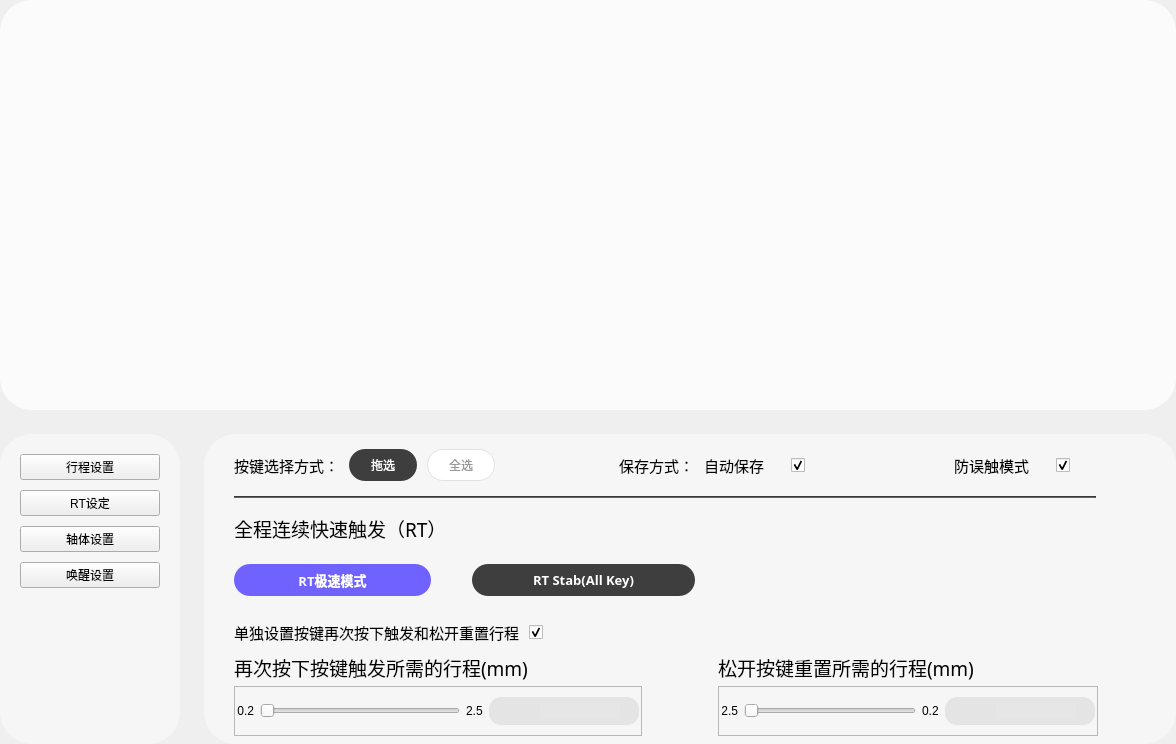
Old version of the form FrameMagic.ui in the repository wlffeng2008/AkkoStudio.
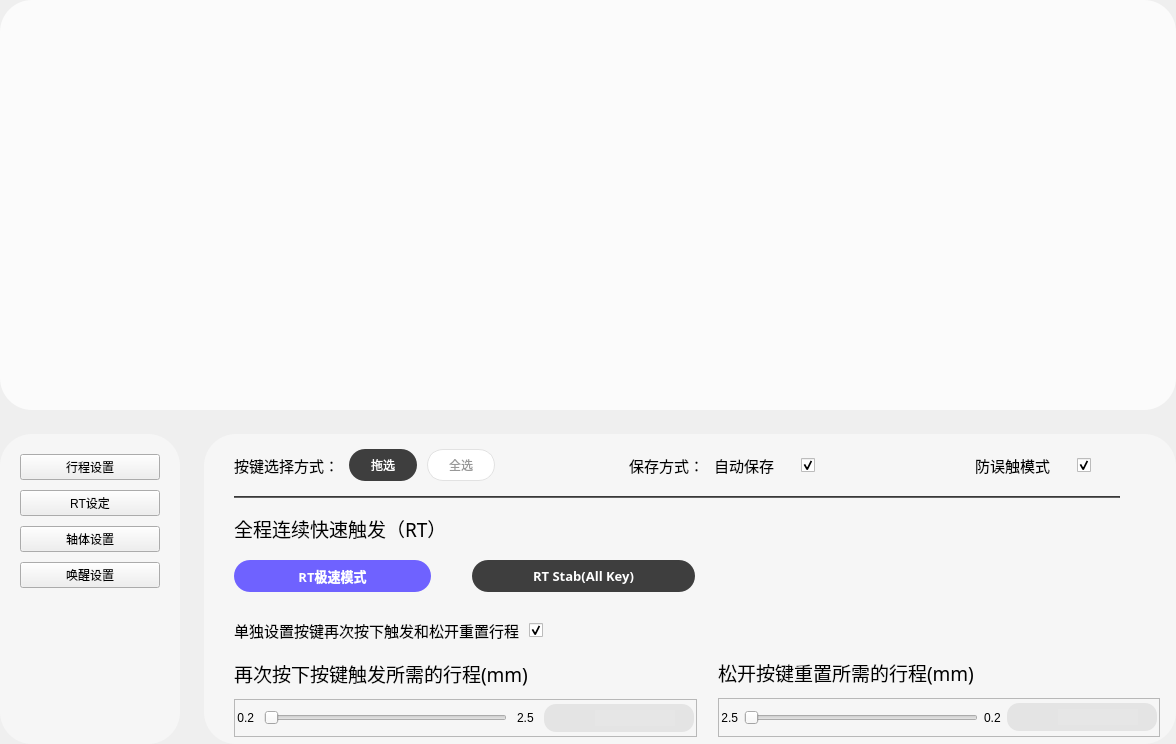
New version of the form. The open tabs and pages were chosen to show the change. Icons and pictures are not drawn. Custom widgets are drawn as their Qt base class.

```diff
--- a/FrameMagic.ui
+++ b/FrameMagic.ui
@@ -432,7 +432,7 @@
               <rect>
                <x>30</x>
                <y>62</y>
-               <width>862</width>
+               <width>886</width>
                <height>2</height>
               </rect>
              </property>
@@ -447,7 +447,7 @@
              <property name="geometry">
               <rect>
                <x>268</x>
-               <y>130</y>
+               <y>126</y>
                <width>223</width>
                <height>32</height>
               </rect>
@@ -494,8 +494,8 @@
              <property name="geometry">
               <rect>
                <x>30</x>
-               <y>184</y>
-               <width>849</width>
+               <y>182</y>
+               <width>927</width>
                <height>29</height>
               </rect>
              </property>
@@ -556,372 +556,12 @@
               </item>
              </layout>
             </widget>
-            <widget class="QLabel" name="label_6">
-             <property name="geometry">
-              <rect>
-               <x>30</x>
-               <y>220</y>
-               <width>443</width>
-               <height>27</height>
-              </rect>
-             </property>
-             <property name="font">
-              <font>
-               <family>MiSans</family>
-               <pointsize>14</pointsize>
-               <bold>false</bold>
-              </font>
-             </property>
-             <property name="text">
-              <string>再次按下按键触发所需的行程(mm)</string>
-             </property>
-             <property name="alignment">
-              <set>Qt::AlignmentFlag::AlignLeading|Qt::AlignmentFlag::AlignLeft|Qt::AlignmentFlag::AlignVCenter</set>
-             </property>
-            </widget>
-            <widget class="QLabel" name="labelRelease">
-             <property name="geometry">
-              <rect>
-               <x>514</x>
-               <y>220</y>
-               <width>380</width>
-               <height>27</height>
-              </rect>
-             </property>
-             <property name="font">
-              <font>
-               <family>MiSans</family>
-               <pointsize>14</pointsize>
-               <bold>false</bold>
-              </font>
-             </property>
-             <property name="text">
-              <string>松开按键重置所需的行程(mm)</string>
-             </property>
-             <property name="alignment">
-              <set>Qt::AlignmentFlag::AlignLeading|Qt::AlignmentFlag::AlignLeft|Qt::AlignmentFlag::AlignVCenter</set>
-             </property>
-            </widget>
-            <widget class="QFrame" name="frame_8">
-             <property name="geometry">
-              <rect>
-               <x>30</x>
-               <y>252</y>
-               <width>408</width>
-               <height>50</height>
-              </rect>
-             </property>
-             <property name="frameShape">
-              <enum>QFrame::Shape::StyledPanel</enum>
-             </property>
-             <property name="frameShadow">
-              <enum>QFrame::Shadow::Raised</enum>
-             </property>
-             <layout class="QHBoxLayout" name="horizontalLayout_7">
-              <property name="leftMargin">
-               <number>2</number>
-              </property>
-              <property name="topMargin">
-               <number>2</number>
-              </property>
-              <property name="rightMargin">
-               <number>2</number>
-              </property>
-              <property name="bottomMargin">
-               <number>2</number>
-              </property>
-              <item>
-               <widget class="QLabel" name="label_8">
-                <property name="text">
-                 <string>0.2</string>
-                </property>
-                <property name="alignment">
-                 <set>Qt::AlignmentFlag::AlignRight|Qt::AlignmentFlag::AlignTrailing|Qt::AlignmentFlag::AlignVCenter</set>
-                </property>
-               </widget>
-              </item>
-              <item>
-               <widget class="QSlider" name="horizontalSlider1">
-                <property name="minimum">
-                 <number>200</number>
-                </property>
-                <property name="maximum">
-                 <number>2500</number>
-                </property>
-                <property name="orientation">
-                 <enum>Qt::Orientation::Horizontal</enum>
-                </property>
-               </widget>
-              </item>
-              <item>
-               <widget class="QLabel" name="label_9">
-                <property name="text">
-                 <string>2.5</string>
-                </property>
-               </widget>
-              </item>
-              <item>
-               <widget class="QFrame" name="frame_7">
-                <property name="maximumSize">
-                 <size>
-                  <width>150</width>
-                  <height>28</height>
-                 </size>
-                </property>
-                <property name="styleSheet">
-                 <string notr="true">QFrame{background-color: #E4E4E4;border-radius:12px;}
-
-</string>
-                </property>
-                <property name="frameShape">
-                 <enum>QFrame::Shape::StyledPanel</enum>
-                </property>
-                <property name="frameShadow">
-                 <enum>QFrame::Shadow::Raised</enum>
-                </property>
-                <layout class="QHBoxLayout" name="horizontalLayout_6">
-                 <property name="leftMargin">
-                  <number>5</number>
-                 </property>
-                 <property name="topMargin">
-                  <number>2</number>
-                 </property>
-                 <property name="rightMargin">
-                  <number>5</number>
-                 </property>
-                 <property name="bottomMargin">
-                  <number>2</number>
-                 </property>
-                 <item>
-                  <widget class="QPushButton" name="pushButtonM1">
-                   <property name="maximumSize">
-                    <size>
-                     <width>16777215</width>
-                     <height>16777215</height>
-                    </size>
-                   </property>
-                   <property name="text">
-                    <string/>
-                   </property>
-                   <property name="icon">
-                    <iconset>
-                     <normaloff>:/images/rt/minus-normal.png</normaloff>:/images/rt/minus-normal.png</iconset>
-                   </property>
-                   <property name="flat">
-                    <bool>true</bool>
-                   </property>
-                  </widget>
-                 </item>
-                 <item>
-                  <widget class="QLineEdit" name="lineEditValue1">
-                   <property name="minimumSize">
-                    <size>
-                     <width>80</width>
-                     <height>0</height>
-                    </size>
-                   </property>
-                   <property name="maximumSize">
-                    <size>
-                     <width>80</width>
-                     <height>16777215</height>
-                    </size>
-                   </property>
-                   <property name="styleSheet">
-                    <string notr="true">border:none;background-color:#E6E6E6;</string>
-                   </property>
-                   <property name="alignment">
-                    <set>Qt::AlignmentFlag::AlignCenter</set>
-                   </property>
-                  </widget>
-                 </item>
-                 <item>
-                  <widget class="QPushButton" name="pushButtonP1">
-                   <property name="maximumSize">
-                    <size>
-                     <width>16777215</width>
-                     <height>16777215</height>
-                    </size>
-                   </property>
-                   <property name="text">
-                    <string/>
-                   </property>
-                   <property name="icon">
-                    <iconset>
-                     <normaloff>:/images/rt/plug-normal.png</normaloff>:/images/rt/plug-normal.png</iconset>
-                   </property>
-                   <property name="flat">
-                    <bool>true</bool>
-                   </property>
-                  </widget>
-                 </item>
-                </layout>
-               </widget>
-              </item>
-             </layout>
-            </widget>
-            <widget class="QFrame" name="frameRelease">
-             <property name="geometry">
-              <rect>
-               <x>514</x>
-               <y>252</y>
-               <width>380</width>
-               <height>50</height>
-              </rect>
-             </property>
-             <property name="frameShape">
-              <enum>QFrame::Shape::StyledPanel</enum>
-             </property>
-             <property name="frameShadow">
-              <enum>QFrame::Shadow::Raised</enum>
-             </property>
-             <layout class="QHBoxLayout" name="horizontalLayout_8">
-              <property name="leftMargin">
-               <number>2</number>
-              </property>
-              <property name="topMargin">
-               <number>2</number>
-              </property>
-              <property name="rightMargin">
-               <number>2</number>
-              </property>
-              <property name="bottomMargin">
-               <number>2</number>
-              </property>
-              <item>
-               <widget class="QLabel" name="label_13">
-                <property name="text">
-                 <string>2.5</string>
-                </property>
-                <property name="alignment">
-                 <set>Qt::AlignmentFlag::AlignRight|Qt::AlignmentFlag::AlignTrailing|Qt::AlignmentFlag::AlignVCenter</set>
-                </property>
-               </widget>
-              </item>
-              <item>
-               <widget class="QSlider" name="horizontalSlider2">
-                <property name="minimum">
-                 <number>200</number>
-                </property>
-                <property name="maximum">
-                 <number>2500</number>
-                </property>
-                <property name="orientation">
-                 <enum>Qt::Orientation::Horizontal</enum>
-                </property>
-               </widget>
-              </item>
-              <item>
-               <widget class="QLabel" name="label_14">
-                <property name="text">
-                 <string>0.2</string>
-                </property>
-               </widget>
-              </item>
-              <item>
-               <widget class="QFrame" name="frame_10">
-                <property name="maximumSize">
-                 <size>
-                  <width>150</width>
-                  <height>28</height>
-                 </size>
-                </property>
-                <property name="styleSheet">
-                 <string notr="true">QFrame{background-color: #E4E4E4;border-radius:12px;}
-
-</string>
-                </property>
-                <property name="frameShape">
-                 <enum>QFrame::Shape::StyledPanel</enum>
-                </property>
-                <property name="frameShadow">
-                 <enum>QFrame::Shadow::Raised</enum>
-                </property>
-                <layout class="QHBoxLayout" name="horizontalLayout_9">
-                 <property name="leftMargin">
-                  <number>5</number>
-                 </property>
-                 <property name="topMargin">
-                  <number>2</number>
-                 </property>
-                 <property name="rightMargin">
-                  <number>5</number>
-                 </property>
-                 <property name="bottomMargin">
-                  <number>2</number>
-                 </property>
-                 <item>
-                  <widget class="QPushButton" name="pushButtonM2">
-                   <property name="maximumSize">
-                    <size>
-                     <width>16777215</width>
-                     <height>16777215</height>
-                    </size>
-                   </property>
-                   <property name="text">
-                    <string/>
-                   </property>
-                   <property name="icon">
-                    <iconset>
-                     <normaloff>:/images/rt/minus-normal.png</normaloff>:/images/rt/minus-normal.png</iconset>
-                   </property>
-                   <property name="flat">
-                    <bool>true</bool>
-                   </property>
-                  </widget>
-                 </item>
-                 <item>
-                  <widget class="QLineEdit" name="lineEditValue2">
-                   <property name="minimumSize">
-                    <size>
-                     <width>80</width>
-                     <height>0</height>
-                    </size>
-                   </property>
-                   <property name="maximumSize">
-                    <size>
-                     <width>80</width>
-                     <height>16777215</height>
-                    </size>
-                   </property>
-                   <property name="styleSheet">
-                    <string notr="true">border:none;background-color:#E6E6E6;</string>
-                   </property>
-                   <property name="alignment">
-                    <set>Qt::AlignmentFlag::AlignCenter</set>
-                   </property>
-                  </widget>
-                 </item>
-                 <item>
-                  <widget class="QPushButton" name="pushButtonP2">
-                   <property name="maximumSize">
-                    <size>
-                     <width>16777215</width>
-                     <height>16777215</height>
-                    </size>
-                   </property>
-                   <property name="text">
-                    <string/>
-                   </property>
-                   <property name="icon">
-                    <iconset>
-                     <normaloff>:/images/rt/plug-normal.png</normaloff>:/images/rt/plug-normal.png</iconset>
-                   </property>
-                   <property name="flat">
-                    <bool>true</bool>
-                   </property>
-                  </widget>
-                 </item>
-                </layout>
-               </widget>
-              </item>
-             </layout>
-            </widget>
             <widget class="QWidget" name="layoutWidget">
              <property name="geometry">
               <rect>
                <x>30</x>
                <y>12</y>
-               <width>862</width>
+               <width>883</width>
                <height>41</height>
               </rect>
              </property>
@@ -1261,7 +901,7 @@
              <property name="geometry">
               <rect>
                <x>30</x>
-               <y>130</y>
+               <y>126</y>
                <width>197</width>
                <height>32</height>
               </rect>
@@ -1329,6 +969,369 @@
               <bool>false</bool>
              </property>
             </widget>
+            <widget class="QWidget" name="">
+             <property name="geometry">
+              <rect>
+               <x>30</x>
+               <y>220</y>
+               <width>463</width>
+               <height>83</height>
+              </rect>
+             </property>
+             <layout class="QVBoxLayout" name="verticalLayout_12">
+              <item>
+               <widget class="QLabel" name="label_6">
+                <property name="font">
+                 <font>
+                  <family>MiSans</family>
+                  <pointsize>14</pointsize>
+                  <bold>false</bold>
+                 </font>
+                </property>
+                <property name="text">
+                 <string>再次按下按键触发所需的行程(mm)</string>
+                </property>
+                <property name="alignment">
+                 <set>Qt::AlignmentFlag::AlignLeading|Qt::AlignmentFlag::AlignLeft|Qt::AlignmentFlag::AlignVCenter</set>
+                </property>
+               </widget>
+              </item>
+              <item>
+               <widget class="QFrame" name="frame_8">
+                <property name="frameShape">
+                 <enum>QFrame::Shape::StyledPanel</enum>
+                </property>
+                <property name="frameShadow">
+                 <enum>QFrame::Shadow::Raised</enum>
+                </property>
+                <layout class="QHBoxLayout" name="horizontalLayout_7">
+                 <property name="spacing">
+                  <number>10</number>
+                 </property>
+                 <property name="leftMargin">
+                  <number>2</number>
+                 </property>
+                 <property name="topMargin">
+                  <number>2</number>
+                 </property>
+                 <property name="rightMargin">
+                  <number>2</number>
+                 </property>
+                 <property name="bottomMargin">
+                  <number>2</number>
+                 </property>
+                 <item>
+                  <widget class="QLabel" name="label_8">
+                   <property name="text">
+                    <string>0.2</string>
+                   </property>
+                   <property name="alignment">
+                    <set>Qt::AlignmentFlag::AlignRight|Qt::AlignmentFlag::AlignTrailing|Qt::AlignmentFlag::AlignVCenter</set>
+                   </property>
+                  </widget>
+                 </item>
+                 <item>
+                  <widget class="QSlider" name="horizontalSlider1">
+                   <property name="minimum">
+                    <number>200</number>
+                   </property>
+                   <property name="maximum">
+                    <number>2500</number>
+                   </property>
+                   <property name="orientation">
+                    <enum>Qt::Orientation::Horizontal</enum>
+                   </property>
+                  </widget>
+                 </item>
+                 <item>
+                  <widget class="QLabel" name="label_9">
+                   <property name="text">
+                    <string>2.5</string>
+                   </property>
+                  </widget>
+                 </item>
+                 <item>
+                  <widget class="QFrame" name="frame_7">
+                   <property name="maximumSize">
+                    <size>
+                     <width>150</width>
+                     <height>28</height>
+                    </size>
+                   </property>
+                   <property name="styleSheet">
+                    <string notr="true">QFrame{background-color: #E4E4E4;border-radius:12px;}
+
+</string>
+                   </property>
+                   <property name="frameShape">
+                    <enum>QFrame::Shape::StyledPanel</enum>
+                   </property>
+                   <property name="frameShadow">
+                    <enum>QFrame::Shadow::Raised</enum>
+                   </property>
+                   <layout class="QHBoxLayout" name="horizontalLayout_6">
+                    <property name="leftMargin">
+                     <number>5</number>
+                    </property>
+                    <property name="topMargin">
+                     <number>2</number>
+                    </property>
+                    <property name="rightMargin">
+                     <number>5</number>
+                    </property>
+                    <property name="bottomMargin">
+                     <number>2</number>
+                    </property>
+                    <item>
+                     <widget class="QPushButton" name="pushButtonM1">
+                      <property name="maximumSize">
+                       <size>
+                        <width>16777215</width>
+                        <height>16777215</height>
+                       </size>
+                      </property>
+                      <property name="text">
+                       <string/>
+                      </property>
+                      <property name="icon">
+                       <iconset resource="res.qrc">
+                        <normaloff>:/images/rt/minus-normal.png</normaloff>:/images/rt/minus-normal.png</iconset>
+                      </property>
+                      <property name="flat">
+                       <bool>true</bool>
+                      </property>
+                     </widget>
+                    </item>
+                    <item>
+                     <widget class="QLineEdit" name="lineEditValue1">
+                      <property name="minimumSize">
+                       <size>
+                        <width>80</width>
+                        <height>0</height>
+                       </size>
+                      </property>
+                      <property name="maximumSize">
+                       <size>
+                        <width>80</width>
+                        <height>16777215</height>
+                       </size>
+                      </property>
+                      <property name="styleSheet">
+                       <string notr="true">border:none;background-color:#E6E6E6;</string>
+                      </property>
+                      <property name="alignment">
+                       <set>Qt::AlignmentFlag::AlignCenter</set>
+                      </property>
+                     </widget>
+                    </item>
+                    <item>
+                     <widget class="QPushButton" name="pushButtonP1">
+                      <property name="maximumSize">
+                       <size>
+                        <width>16777215</width>
+                        <height>16777215</height>
+                       </size>
+                      </property>
+                      <property name="text">
+                       <string/>
+                      </property>
+                      <property name="icon">
+                       <iconset resource="res.qrc">
+                        <normaloff>:/images/rt/plug-normal.png</normaloff>:/images/rt/plug-normal.png</iconset>
+                      </property>
+                      <property name="flat">
+                       <bool>true</bool>
+                      </property>
+                     </widget>
+                    </item>
+                   </layout>
+                  </widget>
+                 </item>
+                </layout>
+               </widget>
+              </item>
+             </layout>
+            </widget>
+            <widget class="QWidget" name="">
+             <property name="geometry">
+              <rect>
+               <x>514</x>
+               <y>218</y>
+               <width>442</width>
+               <height>85</height>
+              </rect>
+             </property>
+             <layout class="QVBoxLayout" name="verticalLayout_13">
+              <item>
+               <widget class="QLabel" name="labelRelease">
+                <property name="font">
+                 <font>
+                  <family>MiSans</family>
+                  <pointsize>14</pointsize>
+                  <bold>false</bold>
+                 </font>
+                </property>
+                <property name="text">
+                 <string>松开按键重置所需的行程(mm)</string>
+                </property>
+                <property name="alignment">
+                 <set>Qt::AlignmentFlag::AlignLeading|Qt::AlignmentFlag::AlignLeft|Qt::AlignmentFlag::AlignVCenter</set>
+                </property>
+               </widget>
+              </item>
+              <item>
+               <widget class="QFrame" name="frameRelease">
+                <property name="frameShape">
+                 <enum>QFrame::Shape::StyledPanel</enum>
+                </property>
+                <property name="frameShadow">
+                 <enum>QFrame::Shadow::Raised</enum>
+                </property>
+                <layout class="QHBoxLayout" name="horizontalLayout_8">
+                 <property name="leftMargin">
+                  <number>2</number>
+                 </property>
+                 <property name="topMargin">
+                  <number>2</number>
+                 </property>
+                 <property name="rightMargin">
+                  <number>2</number>
+                 </property>
+                 <property name="bottomMargin">
+                  <number>2</number>
+                 </property>
+                 <item>
+                  <widget class="QLabel" name="label_13">
+                   <property name="text">
+                    <string>2.5</string>
+                   </property>
+                   <property name="alignment">
+                    <set>Qt::AlignmentFlag::AlignRight|Qt::AlignmentFlag::AlignTrailing|Qt::AlignmentFlag::AlignVCenter</set>
+                   </property>
+                  </widget>
+                 </item>
+                 <item>
+                  <widget class="QSlider" name="horizontalSlider2">
+                   <property name="minimum">
+                    <number>200</number>
+                   </property>
+                   <property name="maximum">
+                    <number>2500</number>
+                   </property>
+                   <property name="orientation">
+                    <enum>Qt::Orientation::Horizontal</enum>
+                   </property>
+                  </widget>
+                 </item>
+                 <item>
+                  <widget class="QLabel" name="label_14">
+                   <property name="text">
+                    <string>0.2</string>
+                   </property>
+                  </widget>
+                 </item>
+                 <item>
+                  <widget class="QFrame" name="frame_10">
+                   <property name="maximumSize">
+                    <size>
+                     <width>150</width>
+                     <height>28</height>
+                    </size>
+                   </property>
+                   <property name="styleSheet">
+                    <string notr="true">QFrame{background-color: #E4E4E4;border-radius:12px;}
+
+</string>
+                   </property>
+                   <property name="frameShape">
+                    <enum>QFrame::Shape::StyledPanel</enum>
+                   </property>
+                   <property name="frameShadow">
+                    <enum>QFrame::Shadow::Raised</enum>
+                   </property>
+                   <layout class="QHBoxLayout" name="horizontalLayout_9">
+                    <property name="leftMargin">
+                     <number>5</number>
+                    </property>
+                    <property name="topMargin">
+                     <number>2</number>
+                    </property>
+                    <property name="rightMargin">
+                     <number>5</number>
+                    </property>
+                    <property name="bottomMargin">
+                     <number>2</number>
+                    </property>
+                    <item>
+                     <widget class="QPushButton" name="pushButtonM2">
+                      <property name="maximumSize">
+                       <size>
+                        <width>16777215</width>
+                        <height>16777215</height>
+                       </size>
+                      </property>
+                      <property name="text">
+                       <string/>
+                      </property>
+                      <property name="icon">
+                       <iconset resource="res.qrc">
+                        <normaloff>:/images/rt/minus-normal.png</normaloff>:/images/rt/minus-normal.png</iconset>
+                      </property>
+                      <property name="flat">
+                       <bool>true</bool>
+                      </property>
+                     </widget>
+                    </item>
+                    <item>
+                     <widget class="QLineEdit" name="lineEditValue2">
+                      <property name="minimumSize">
+                       <size>
+                        <width>80</width>
+                        <height>0</height>
+                       </size>
+                      </property>
+                      <property name="maximumSize">
+                       <size>
+                        <width>80</width>
+                        <height>16777215</height>
+                       </size>
+                      </property>
+                      <property name="styleSheet">
+                       <string notr="true">border:none;background-color:#E6E6E6;</string>
+                      </property>
+                      <property name="alignment">
+                       <set>Qt::AlignmentFlag::AlignCenter</set>
+                      </property>
+                     </widget>
+                    </item>
+                    <item>
+                     <widget class="QPushButton" name="pushButtonP2">
+                      <property name="maximumSize">
+                       <size>
+                        <width>16777215</width>
+                        <height>16777215</height>
+                       </size>
+                      </property>
+                      <property name="text">
+                       <string/>
+                      </property>
+                      <property name="icon">
+                       <iconset resource="res.qrc">
+                        <normaloff>:/images/rt/plug-normal.png</normaloff>:/images/rt/plug-normal.png</iconset>
+                      </property>
+                      <property name="flat">
+                       <bool>true</bool>
+                      </property>
+                     </widget>
+                    </item>
+                   </layout>
+                  </widget>
+                 </item>
+                </layout>
+               </widget>
+              </item>
+             </layout>
+            </widget>
            </widget>
            <widget class="QWidget" name="page3">
             <property name="styleSheet">
@@ -1811,29 +1814,29 @@
   </layout>
  </widget>
  <customwidgets>
+  <customwidget>
+   <class>ToggleButton</class>
+   <extends>QCheckBox</extends>
+   <header>togglebutton.h</header>
+  </customwidget>
+  <customwidget>
+   <class>ModuleKeyboard</class>
+   <extends>QFrame</extends>
+   <header>modulekeyboard.h</header>
+   <container>1</container>
+  </customwidget>
   <customwidget>
    <class>NewTabWidget</class>
    <extends>QTabWidget</extends>
    <header location="global">newtabwidget.h</header>
    <container>1</container>
   </customwidget>
-  <customwidget>
-   <class>ModuleKeyboard</class>
-   <extends>QFrame</extends>
-   <header>modulekeyboard.h</header>
-   <container>1</container>
-  </customwidget>
   <customwidget>
    <class>ModuleLinear</class>
    <extends>QFrame</extends>
    <header>modulelinear.h</header>
    <container>1</container>
   </customwidget>
-  <customwidget>
-   <class>ToggleButton</class>
-   <extends>QCheckBox</extends>
-   <header>togglebutton.h</header>
-  </customwidget>
  </customwidgets>
  <resources/>
  <connections/>
```
Left out of the diff: 30 changed lines with no effect on the pictures.
